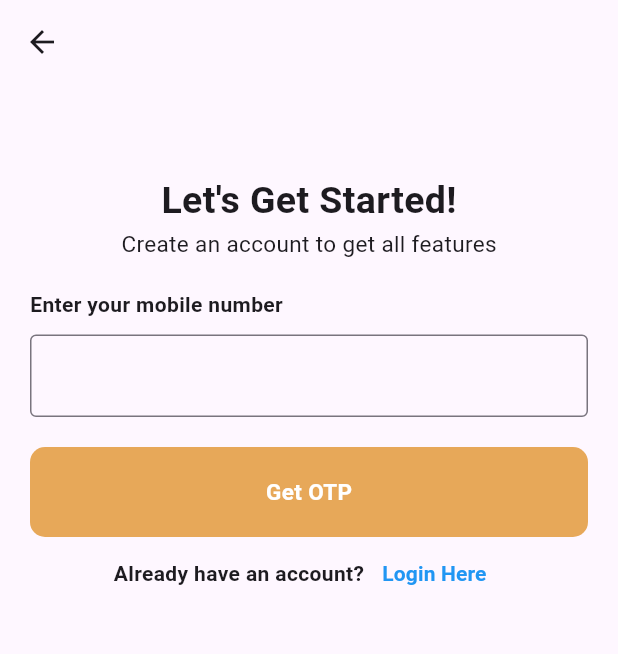
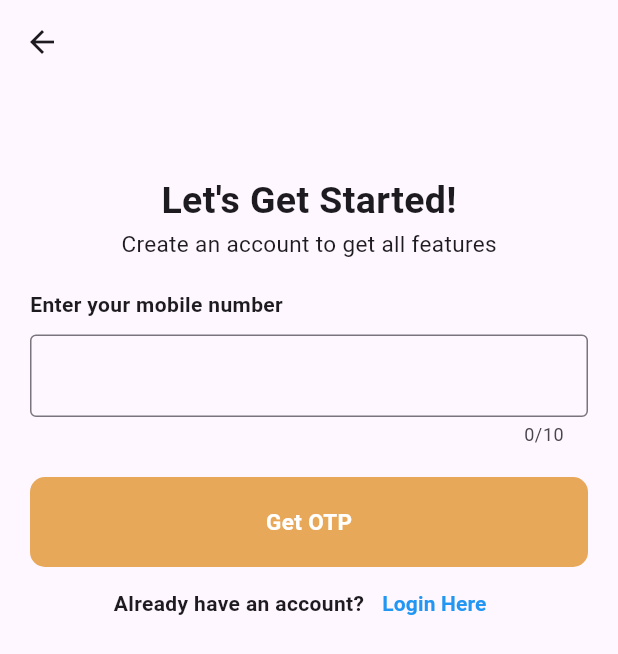
Before and after one commit to Rahulrajagopalan/fellobell, a Flutter app: the RegisterScreen screen opened by its route, on a phone screen of 412 x 824 dp. Shown: the top 654 px of the screen. Run offline on Flutter 3.47's test engine with Material 3 defaults, Android fonts, the phone set to English and light mode, and no system bars; our stand-ins replace dio, get, pinput; network calls fail.

Commit message:
otp request corrected

```diff
--- a/lib/presentation/controller/otp_controller.dart
+++ b/lib/presentation/controller/otp_controller.dart
@@ -1,5 +1,3 @@
-import 'dart:developer';
-
 import 'package:get/get.dart';
 import 'package:fello_bell_project/infrastructure/services/api_service.dart';
 import 'package:fello_bell_project/core/utility.dart';
@@ -9,7 +7,7 @@
 
   Future<bool> requestOtp(String phone) async {
     final otpResult = await _apiService.fetchOtp(phone);
-    if (otpResult.startsWith("Error")) {
+    if (otpResult.length != 4) {
       Utility().errorMessage(otpResult);
       return false;
     } else {
--- a/lib/presentation/custom_widgets/custom_textfield.dart
+++ b/lib/presentation/custom_widgets/custom_textfield.dart
@@ -7,6 +7,7 @@
   @override
   Widget build(BuildContext context) {
     return TextFormField(
+      maxLength: 10,
       keyboardType: TextInputType.phone,
       validator: (value) {
         if (value == null || value.isEmpty) {
@@ -19,7 +20,7 @@
       },
       controller: textController,
       style: TextStyle(color: Colors.black),
-      decoration: const InputDecoration(border: OutlineInputBorder()),
+      decoration: const InputDecoration(border: OutlineInputBorder(), prefix: Text("+ 91 ")),
     );
   }
 }
```
